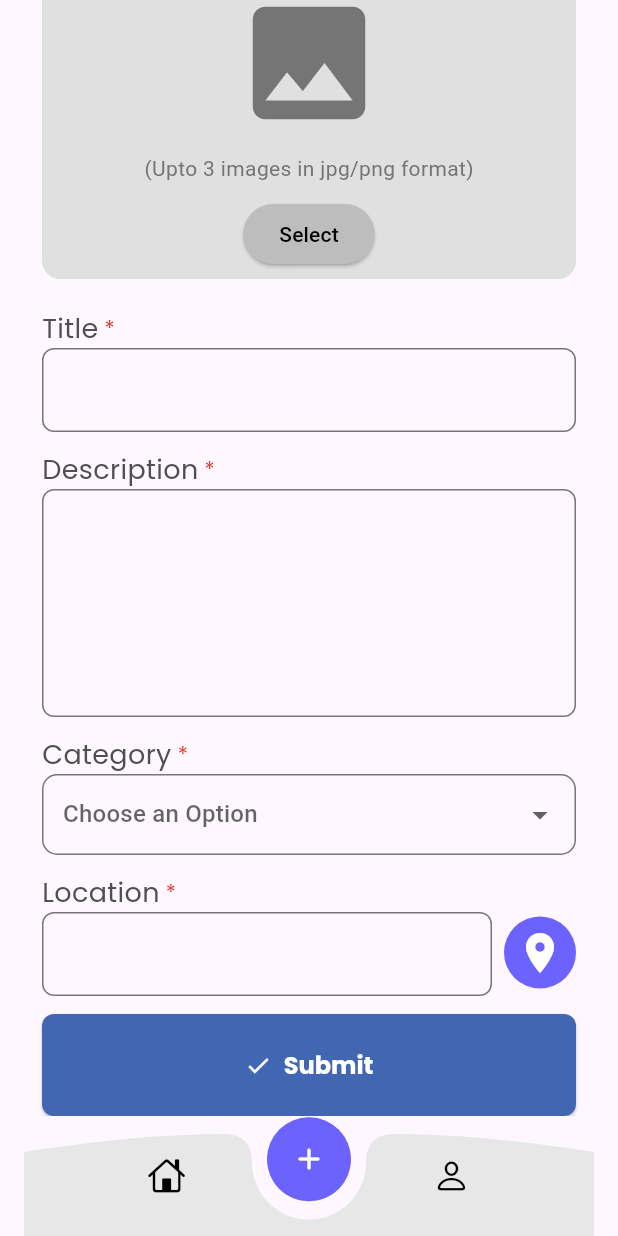
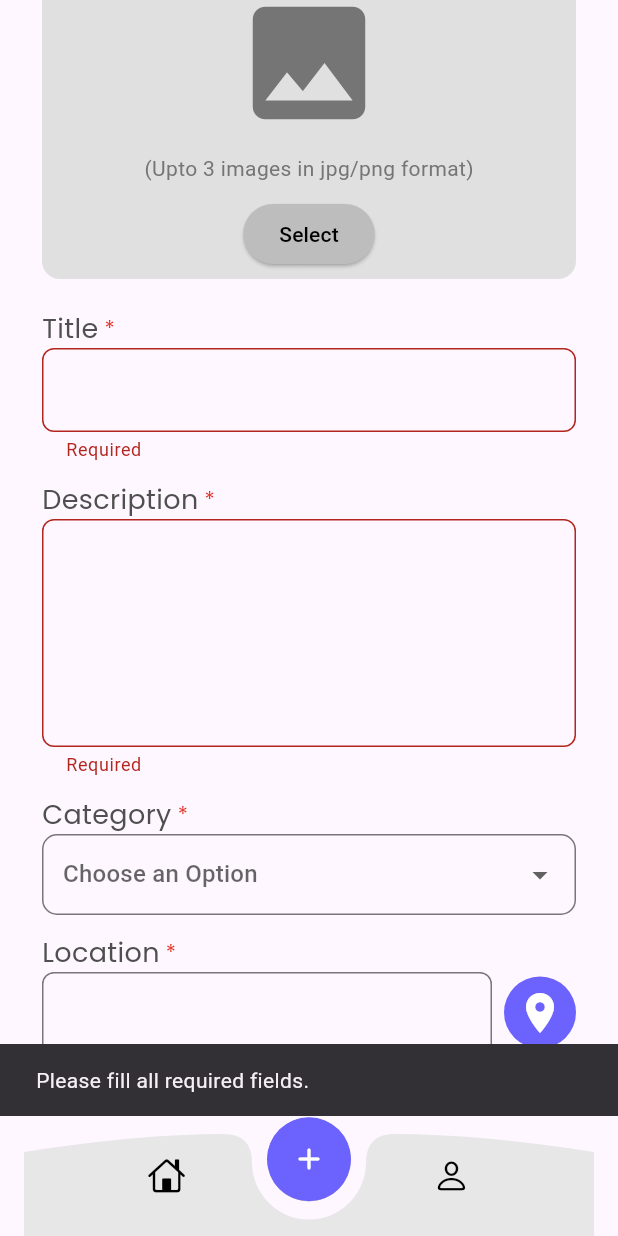
Before and after one commit to WaxifAlee/fyp_civic_connect, a Flutter app: the ReportIssueScreen screen opened by its route, scrolled down 137 dp, after a tap on "Submit", on a phone screen of 412 x 824 dp. Run offline on Flutter 3.47's test engine with Material 3 defaults, Android fonts, the phone set to English and light mode, and no system bars; our stand-ins replace carousel_slider, cloud_firestore, firebase_auth, firebase_core, firebase_storage, fluttertoast and 5 more; accounts and stored records are empty.

Commit message:
Added the functioanlity to upload images into storage bucket. The report issue module is completed and ready to be tested on android platform

```diff
--- a/lib/main.dart
+++ b/lib/main.dart
@@ -10,6 +10,7 @@ import 'package:fyp_civic_connect/screens/forgot_password.dart';
 import 'package:fyp_civic_connect/screens/profile.dart';
 import 'package:fyp_civic_connect/screens/report_issue_screen.dart';
 import 'package:fyp_civic_connect/screens/splash_scren.dart';
+import 'package:fyp_civic_connect/services/supabase_client.dart';
 import 'package:fyp_civic_connect/services/user_service.dart';
 
 import '../screens/signup_screen.dart';
@@ -21,6 +22,7 @@ import 'firebase_options.dart';
 void main() async {
   WidgetsFlutterBinding.ensureInitialized();
   await Firebase.initializeApp(options: DefaultFirebaseOptions.currentPlatform);
+  await SupabaseService.initialize();
   runApp(CivicConnectApp());
 }
 
--- a/lib/screens/report_issue_screen.dart
+++ b/lib/screens/report_issue_screen.dart
@@ -1,4 +1,7 @@
 import 'package:flutter/material.dart';
+import 'package:cloud_firestore/cloud_firestore.dart';
+import 'package:firebase_storage/firebase_storage.dart';
+import 'package:supabase_flutter/supabase_flutter.dart';
 import 'package:fyp_civic_connect/screens/maplocationpicker.dart';
 import 'package:fyp_civic_connect/themes/app_theme.dart';
 import 'package:fyp_civic_connect/widgets/bordered_dropdown.dart';
@@ -7,6 +10,8 @@ import 'package:fyp_civic_connect/widgets/image_picker_widget.dart';
 import 'package:google_fonts/google_fonts.dart';
 import 'package:image_picker/image_picker.dart';
 import 'package:google_maps_flutter/google_maps_flutter.dart';
+import 'dart:io';
+import 'package:uuid/uuid.dart';
 
 class ReportIssueScreen extends StatefulWidget {
   const ReportIssueScreen({super.key});
@@ -20,6 +25,9 @@ class _ReportIssueScreenState extends State<ReportIssueScreen> {
   final _formKey = GlobalKey<FormState>();
   String? selectedValue;
   TextEditingController locationController = TextEditingController();
+  TextEditingController titleController = TextEditingController();
+  TextEditingController descriptionController = TextEditingController();
+  bool isSubmitting = false;
 
   void _handleImagesSelected(List<XFile> images) {
     setState(() {
@@ -38,6 +46,74 @@ class _ReportIssueScreenState extends State<ReportIssueScreen> {
         locationController.text =
             "${pickedLocation.latitude}, ${pickedLocation.longitude}";
       });
+    }
+  }
+
+  Future<void> _submitReport() async {
+    if (_formKey.currentState!.validate() && selectedValue != null) {
+      setState(() {
+        isSubmitting = true;
+      });
+
+      try {
+        // Initialize Supabase client
+        final supabase = Supabase.instance.client;
+
+        // Upload images to Supabase Storage
+        List<String> imageUrls = [];
+        for (XFile image in _images) {
+          String imageId = const Uuid().v4();
+          final file = File(image.path);
+
+          final response = await supabase.storage
+              .from('reports-images')
+              .uploadBinary('public/$imageId.jpg', file.readAsBytesSync());
+
+          if (response.isEmpty) {
+            throw Exception('Failed to upload image');
+          }
+
+          final publicUrl = supabase.storage
+              .from('reports-images')
+              .getPublicUrl('public/$imageId.jpg');
+          imageUrls.add(publicUrl);
+        }
+
+        // Save report data to Firestore
+        FirebaseFirestore.instance.collection('reports').add({
+          'title': titleController.text,
+          'description': descriptionController.text,
+          'category': selectedValue,
+          'location': locationController.text,
+          'images': imageUrls,
+          'timestamp': FieldValue.serverTimestamp(),
+        });
+
+        ScaffoldMessenger.of(context).showSnackBar(
+          const SnackBar(content: Text('Report submitted successfully!')),
+        );
+
+        // Reset the form
+        setState(() {
+          _images.clear();
+          titleController.clear();
+          descriptionController.clear();
+          locationController.clear();
+          selectedValue = null;
+        });
+      } catch (error) {
+        ScaffoldMessenger.of(context).showSnackBar(
+          SnackBar(content: Text('Error: $error')),
+        );
+      } finally {
+        setState(() {
+          isSubmitting = false;
+        });
+      }
+    } else {
+      ScaffoldMessenger.of(context).showSnackBar(
+        const SnackBar(content: Text('Please fill all required fields.')),
+      );
     }
   }
 
@@ -76,6 +152,7 @@ class _ReportIssueScreenState extends State<ReportIssueScreen> {
                       color: AppTheme.themeGray,
                       fontWeight: FontWeight.w500)),
               Form(
+                key: _formKey,
                 child: Column(
                   crossAxisAlignment: CrossAxisAlignment.start,
                   children: [
@@ -83,16 +160,20 @@ class _ReportIssueScreenState extends State<ReportIssueScreen> {
                       onImagesSelected: _handleImagesSelected,
                     ),
                     EntryText(title: "Title"),
-                    TextField(
+                    TextFormField(
+                      controller: titleController,
                       decoration: InputDecoration(
                         border: OutlineInputBorder(
                           borderRadius: BorderRadius.circular(8.0),
                         ),
                       ),
+                      validator: (value) =>
+                          value == null || value.isEmpty ? 'Required' : null,
                     ),
                     SizedBox(height: 12),
                     EntryText(title: "Description"),
-                    TextField(
+                    TextFormField(
+                      controller: descriptionController,
                       minLines: 5,
                       maxLines: 5,
                       decoration: InputDecoration(
@@ -100,6 +181,8 @@ class _ReportIssueScreenState extends State<ReportIssueScreen> {
                           borderRadius: BorderRadius.circular(8.0),
                         ),
                       ),
+                      validator: (value) =>
+                          value == null || value.isEmpty ? 'Required' : null,
                     ),
                     SizedBox(height: 12),
                     EntryText(title: "Category"),
@@ -159,9 +242,7 @@ class _ReportIssueScreenState extends State<ReportIssueScreen> {
                     ),
                     SizedBox(height: 12),
                     ElevatedButton(
-                      onPressed: () {
-                        // Add your submission logic here
-                      },
+                      onPressed: isSubmitting ? null : _submitReport,
                       style: ElevatedButton.styleFrom(
                         backgroundColor: const Color(0xFF4267B2),
                         padding: const EdgeInsets.symmetric(
@@ -175,7 +256,9 @@ class _ReportIssueScreenState extends State<ReportIssueScreen> {
                           borderRadius: BorderRadius.circular(8),
                         ),
                       ),
-                      child: Row(
+                      child: isSubmitting
+                          ? const CircularProgressIndicator(color: Colors.white)
+                          : Row(
                               mainAxisSize: MainAxisSize.max,
                               mainAxisAlignment: MainAxisAlignment.center,
                               children: [
@@ -183,8 +266,8 @@ class _ReportIssueScreenState extends State<ReportIssueScreen> {
                                 const SizedBox(width: 8),
                                 Text(
                                   'Submit',
-                            style:
-                                GoogleFonts.poppins(color: AppTheme.themeWhite),
+                                  style: GoogleFonts.poppins(
+                                      color: AppTheme.themeWhite),
                                 ),
                               ],
                             ),
@@ -202,7 +285,7 @@ class _ReportIssueScreenState extends State<ReportIssueScreen> {
 
 class EntryText extends StatelessWidget {
   final String title;
-  const EntryText({required this.title});
+  const EntryText({super.key, required this.title});
   @override
   Widget build(BuildContext context) {
     return Row(children: [
--- a/pubspec.yaml
+++ b/pubspec.yaml
@@ -44,6 +44,9 @@ dependencies:
   google_maps_flutter: ^2.2.0
   geolocator: ^10.0.0
   fluttertoast: ^8.2.4
+  uuid: ^4.5.1
+  supabase: ^2.6.1
+  supabase_flutter: ^2.8.2
 
 dev_dependencies:
   flutter_test:
```
Also changed, not shown: lib/services/supabase_client.dart (added, +12 -0 lines), pubspec.lock, 5 other files. Lines whose indentation alone changed are shown as unchanged.
